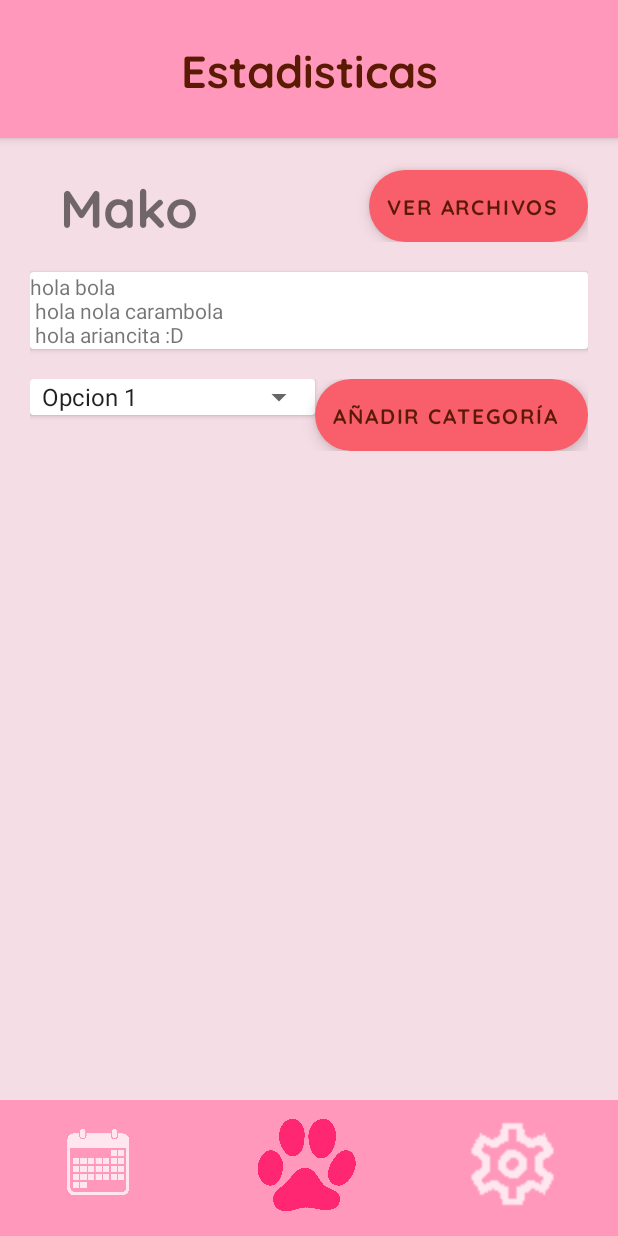
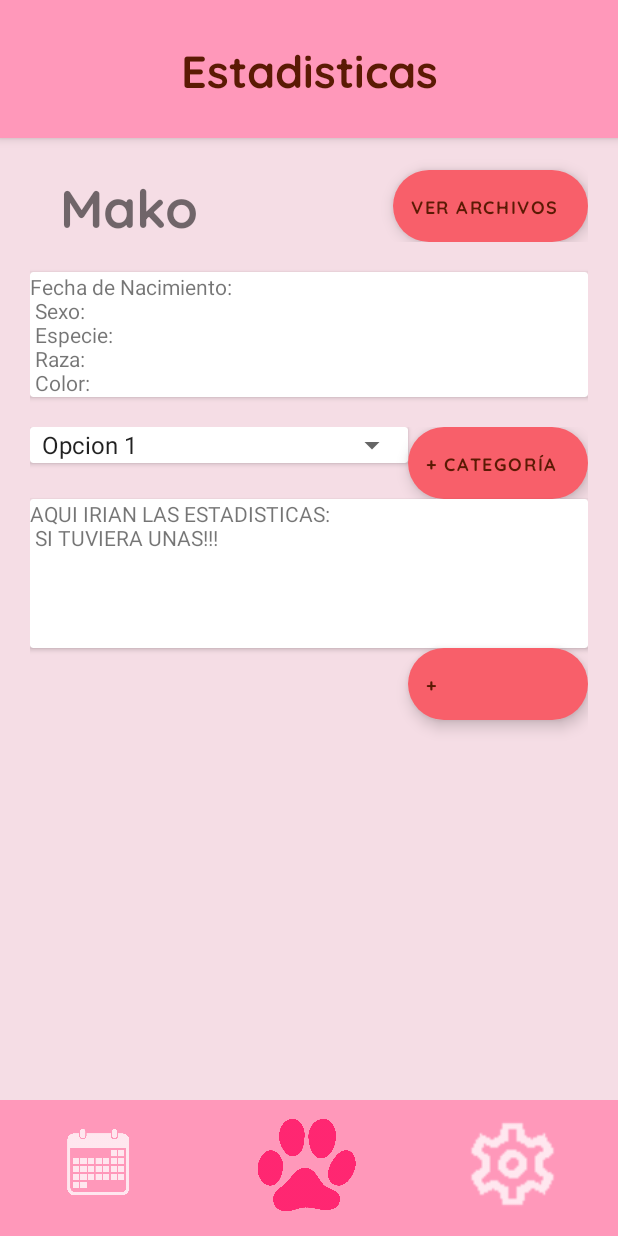
Before and after one commit to FrumpleQuest/AppsMoviles, an Android app: the estadisticas screen opened directly, with no data from a screen before it, on a phone screen of 412 x 824 dp. Run offline under Robolectric (Android 15) with nearby library versions, the light colour scheme and no system bars.

Commit message:
estadista avanzada

```diff
--- a/app/src/main/res/layout/estadisticas.xml
+++ b/app/src/main/res/layout/estadisticas.xml
@@ -54,6 +54,7 @@
                 android:fontFamily="@font/quicksand_bold"
                 android:textColor="#5b1a04"
                 android:text="Ver Archivos"
+                android:textSize="12sp"
                 app:backgroundTint="#f85f6a"/>
         </LinearLayout>
 
@@ -64,7 +65,7 @@
             <TextView
                 android:layout_width="match_parent"
                 android:layout_height="match_parent"
-                android:text="hola bola \n hola nola carambola \n hola ariancita :D">
+                android:text="Fecha de Nacimiento: \n Sexo: \n Especie: \n Raza: \n Color: ">
             </TextView>
 
         </androidx.cardview.widget.CardView>
@@ -92,14 +93,38 @@
                 android:layout_gravity="bottom|right"
                 android:fontFamily="@font/quicksand_bold"
                 android:textColor="#5b1a04"
-                android:text="Añadir Categoría"
+                android:text="+ Categoría"
+                android:textSize="12sp"
                 app:backgroundTint="#f85f6a"/>
 
         </LinearLayout>
 
+        <androidx.cardview.widget.CardView
+            android:layout_width="match_parent"
+            android:layout_height="wrap_content">
+            <TextView
+                android:text="AQUI IRIAN LAS ESTADISTICAS: \n SI TUVIERA UNAS!!! \n \n \n \n"
+                android:layout_width="match_parent"
+                android:layout_height="match_parent">
 
 
+            </TextView>
 
+            <!-- Aqui irian las stats -->
+
+
+        </androidx.cardview.widget.CardView>
+
+        <com.google.android.material.floatingactionbutton.ExtendedFloatingActionButton
+            android:id="@+id/extended_fab_3"
+            android:layout_width="wrap_content"
+            android:layout_height="wrap_content"
+            android:layout_gravity="bottom|right"
+            android:fontFamily="@font/quicksand_bold"
+            android:textColor="#5b1a04"
+            android:text="+"
+            android:textSize="12sp"
+            app:backgroundTint="#f85f6a"/>
 
     </LinearLayout>
     <LinearLayout
```
